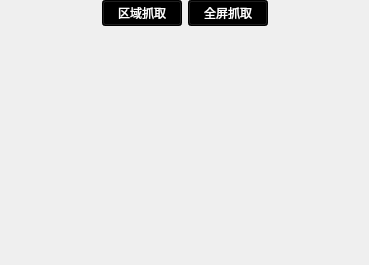
Old version of the form qatime-studio/Rangecapture.ui in the repository chuanjiabao1981/qatime-win.
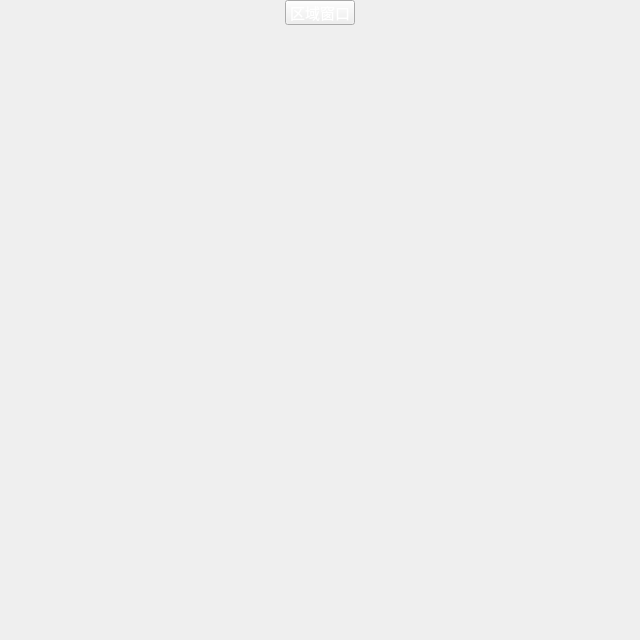
New version of the form. Icons and pictures are not drawn.

Commit message: QTW-126 窗口区域抓取

What changed in the file:
```diff
--- a/qatime-studio/Rangecapture.ui
+++ b/qatime-studio/Rangecapture.ui
@@ -6,8 +6,8 @@
    <rect>
     <x>0</x>
     <y>0</y>
-    <width>369</width>
-    <height>265</height>
+    <width>640</width>
+    <height>640</height>
    </rect>
   </property>
   <property name="windowTitle">
@@ -45,24 +45,34 @@
       </spacer>
      </item>
      <item>
-      <widget class="QPushButton" name="pushButton">
-       <property name="styleSheet">
-        <string notr="true">background-color: rgb(0, 0, 0);
-color: rgb(255, 255, 255);</string>
+      <widget class="QPushButton" name="rect_pushButton">
+       <property name="minimumSize">
+        <size>
+         <width>70</width>
+         <height>25</height>
+        </size>
        </property>
-       <property name="text">
-        <string>区域抓取</string>
+       <property name="maximumSize">
+        <size>
+         <width>70</width>
+         <height>25</height>
+        </size>
        </property>
-      </widget>
-     </item>
-     <item>
-      <widget class="QPushButton" name="pushButton_2">
+       <property name="font">
+        <font>
+         <family>微软雅黑</family>
+         <pointsize>11</pointsize>
+        </font>
+       </property>
+       <property name="cursor">
+        <cursorShape>PointingHandCursor</cursorShape>
+       </property>
        <property name="styleSheet">
-        <string notr="true">background-color: rgb(0, 0, 0);
-color: rgb(255, 255, 255);</string>
+        <string notr="true">color: rgb(255, 255, 255);
+border-image: url(:/LoginWindow/images/chatBtnColor.png);</string>
        </property>
        <property name="text">
-        <string>全屏抓取</string>
+        <string>区域窗口</string>
        </property>
       </widget>
      </item>
```
Left out of the diff: 7 changed lines with no effect on the pictures. The commit also changes 40 other files.
